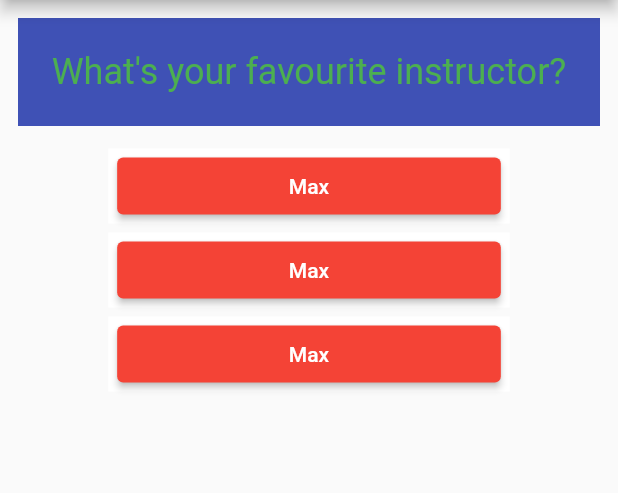
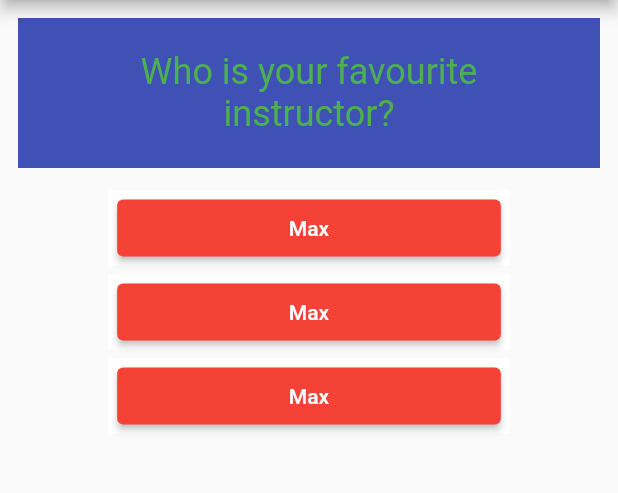
Before and after one commit to sodogan/flutter_course, a Flutter app: the screen it shows after launch, after a tap on "Red", after a tap on "Elephant", on a phone screen of 412 x 824 dp, the part 84-577 px from its top. Run offline on Flutter 3.47's test engine with Material 2 defaults, Android fonts, the phone set to English and light mode, and no system bars; network calls fail.

Commit message:
minor change

```diff
--- a/lib/main.dart
+++ b/lib/main.dart
@@ -80,7 +80,7 @@ class _MyAppState extends State<MyApp> {
       ],
     },
     {
-      "question": "What's your favourite instructor?",
+      "question": "Who is your favourite instructor?",
       "answers": [
         {
           "answer": "Max",
@@ -119,7 +119,7 @@ class _MyAppState extends State<MyApp> {
   //This is to give a certain state at the initialization
   @override
   initState() {
-    //super.initState();
+    super.initState();
     // _answer();
   }
 
@@ -149,10 +149,11 @@ class _MyAppState extends State<MyApp> {
             question: _currentQuestion,
             questionIndex: _questionIndex,
             questionList: _questionList,
-            pressHandler:  _answerQuestion,
+            pressHandler: ()=>_answerQuestion(),
           )
         : Result(
             resetHandler: _resetQuiz,
+            totalScore: totalScore,
           );
   }
 }
```
Also changed, not shown: lib/result.dart (+31 -10 lines).
